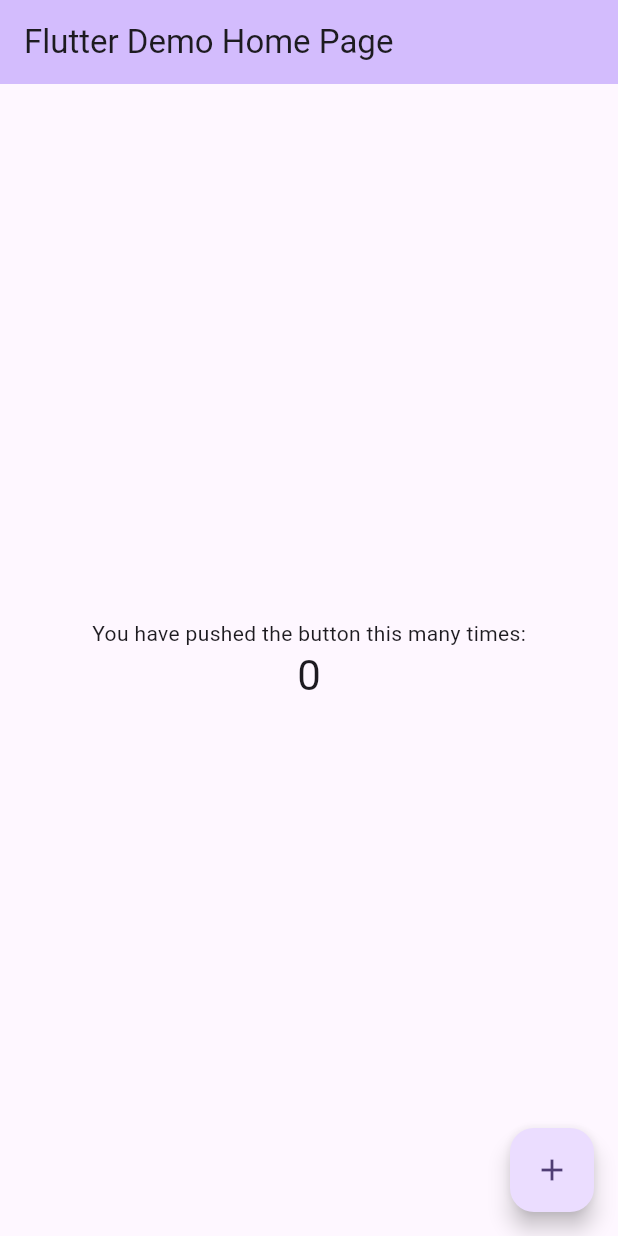
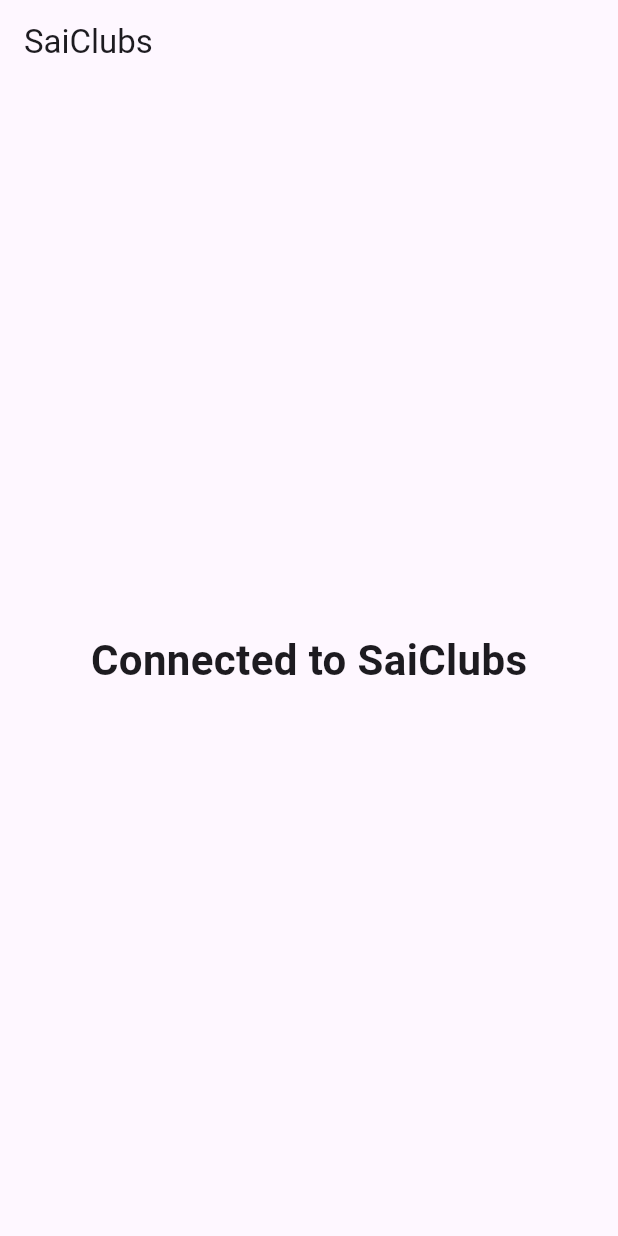
Before and after one commit to hemal-vasili/sai-clubs, a Flutter app: the screen it shows after launch, on a phone screen of 412 x 824 dp. Run offline on Flutter 3.47's test engine with Material 3 defaults, Android fonts, the phone set to English and light mode, and no system bars; our stand-ins replace supabase_flutter; accounts and stored records are empty.

Commit message:
Connect Flutter app to Supabase

```diff
--- a/lib/main.dart
+++ b/lib/main.dart
@@ -1,121 +1,40 @@
 import 'package:flutter/material.dart';
+import 'package:supabase_flutter/supabase_flutter.dart';
 
-void main() {
-  runApp(const MyApp());
+import 'config/supabase_config.dart';
+
+Future<void> main() async {
+  WidgetsFlutterBinding.ensureInitialized();
+
+  await Supabase.initialize(
+    url: SupabaseConfig.url,
+    anonKey: SupabaseConfig.anonKey,
+  );
+
+  runApp(const SaiClubsApp());
 }
 
-class MyApp extends StatelessWidget {
-  const MyApp({super.key});
+class SaiClubsApp extends StatelessWidget {
+  const SaiClubsApp({super.key});
 
-  // This widget is the root of your application.
   @override
   Widget build(BuildContext context) {
     return MaterialApp(
-      title: 'Flutter Demo',
-      theme: ThemeData(
-        // This is the theme of your application.
-        //
-        // TRY THIS: Try running your application with "flutter run". You'll see
-        // the application has a purple toolbar. Then, without quitting the app,
-        // try changing the seedColor in the colorScheme below to Colors.green
-        // and then invoke "hot reload" (save your changes or press the "hot
-        // reload" button in a Flutter-supported IDE, or press "r" if you used
-        // the command line to start the app).
-        //
-        // Notice that the counter didn't reset back to zero; the application
-        // state is not lost during the reload. To reset the state, use hot
-        // restart instead.
-        //
-        // This works for code too, not just values: Most code changes can be
-        // tested with just a hot reload.
-        colorScheme: .fromSeed(seedColor: Colors.deepPurple),
-      ),
-      home: const MyHomePage(title: 'Flutter Demo Home Page'),
-    );
-  }
-}
-
-class MyHomePage extends StatefulWidget {
-  const MyHomePage({super.key, required this.title});
-
-  // This widget is the home page of your application. It is stateful, meaning
-  // that it has a State object (defined below) that contains fields that affect
-  // how it looks.
-
-  // This class is the configuration for the state. It holds the values (in this
-  // case the title) provided by the parent (in this case the App widget) and
-  // used by the build method of the State. Fields in a Widget subclass are
-  // always marked "final".
-
-  final String title;
-
-  @override
-  State<MyHomePage> createState() => _MyHomePageState();
-}
-
-class _MyHomePageState extends State<MyHomePage> {
-  int _counter = 0;
-
-  void _incrementCounter() {
-    setState(() {
-      // This call to setState tells the Flutter framework that something has
-      // changed in this State, which causes it to rerun the build method below
-      // so that the display can reflect the updated values. If we changed
-      // _counter without calling setState(), then the build method would not be
-      // called again, and so nothing would appear to happen.
-      _counter++;
-    });
-  }
-
-  @override
-  Widget build(BuildContext context) {
-    // This method is rerun every time setState is called, for instance as done
-    // by the _incrementCounter method above.
-    //
-    // The Flutter framework has been optimized to make rerunning build methods
-    // fast, so that you can just rebuild anything that needs updating rather
-    // than having to individually change instances of widgets.
-    return Scaffold(
-      appBar: AppBar(
-        // TRY THIS: Try changing the color here to a specific color (to
-        // Colors.amber, perhaps?) and trigger a hot reload to see the AppBar
-        // change color while the other colors stay the same.
-        backgroundColor: Theme.of(context).colorScheme.inversePrimary,
-        // Here we take the value from the MyHomePage object that was created by
-        // the App.build method, and use it to set our appbar title.
-        title: Text(widget.title),
-      ),
-      body: Center(
-        // Center is a layout widget. It takes a single child and positions it
-        // in the middle of the parent.
-        child: Column(
-          // Column is also a layout widget. It takes a list of children and
-          // arranges them vertically. By default, it sizes itself to fit its
-          // children horizontally, and tries to be as tall as its parent.
-          //
-          // Column has various properties to control how it sizes itself and
-          // how it positions its children. Here we use mainAxisAlignment to
-          // center the children vertically; the main axis here is the vertical
-          // axis because Columns are vertical (the cross axis would be
-          // horizontal).
-          //
-          // TRY THIS: Invoke "debug painting" (choose the "Toggle Debug Paint"
-          // action in the IDE, or press "p" in the console), to see the
-          // wireframe for each widget.
-          mainAxisAlignment: .center,
-          children: [
-            const Text('You have pushed the button this many times:'),
-            Text(
-              '$_counter',
-              style: Theme.of(context).textTheme.headlineMedium,
+      title: 'SaiClubs',
+      debugShowCheckedModeBanner: false,
+      home: Scaffold(
+        appBar: AppBar(
+          title: const Text('SaiClubs'),
+        ),
+        body: const Center(
+          child: Text(
+            'Connected to SaiClubs',
+            style: TextStyle(
+              fontSize: 28,
+              fontWeight: FontWeight.bold,
             ),
-          ],
+          ),
         ),
-      ),
-      floatingActionButton: FloatingActionButton(
-        onPressed: _incrementCounter,
-        tooltip: 'Increment',
-        child: const Icon(Icons.add),
       ),
     );
   }
--- a/pubspec.yaml
+++ b/pubspec.yaml
@@ -34,6 +34,7 @@
   # The following adds the Cupertino Icons font to your application.
   # Use with the CupertinoIcons class for iOS style icons.
   cupertino_icons: ^1.0.8
+  supabase_flutter: ^2.17.1
 
 dev_dependencies:
   flutter_test:
```
Also changed, not shown: pubspec.lock, 6 other files.
